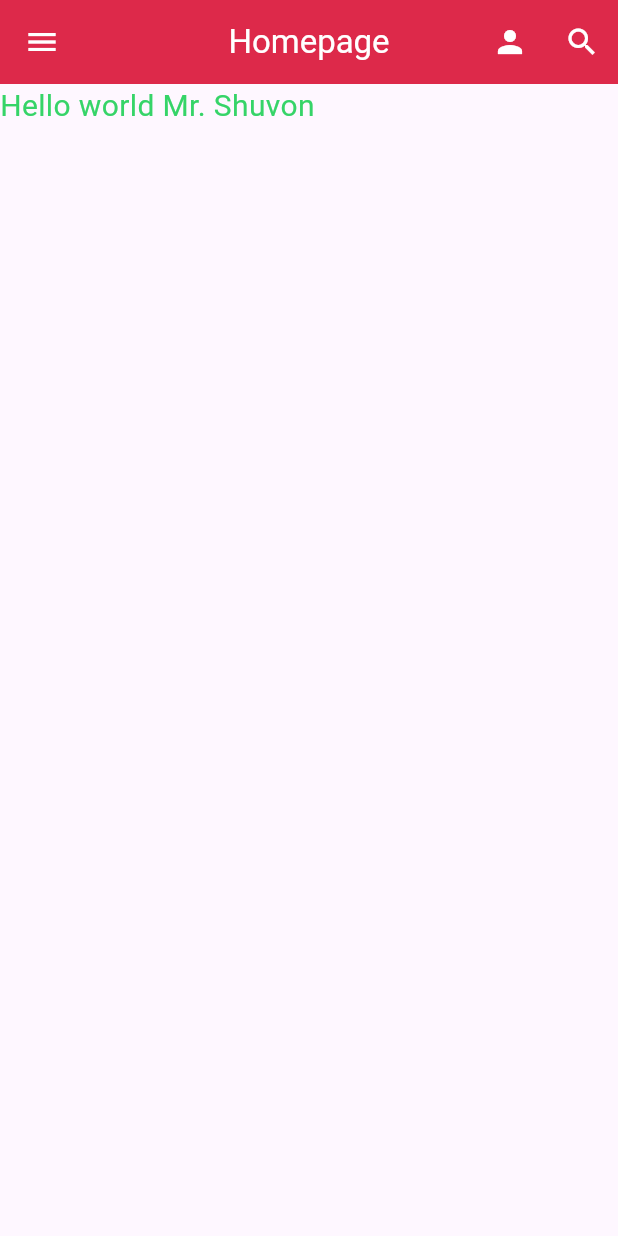
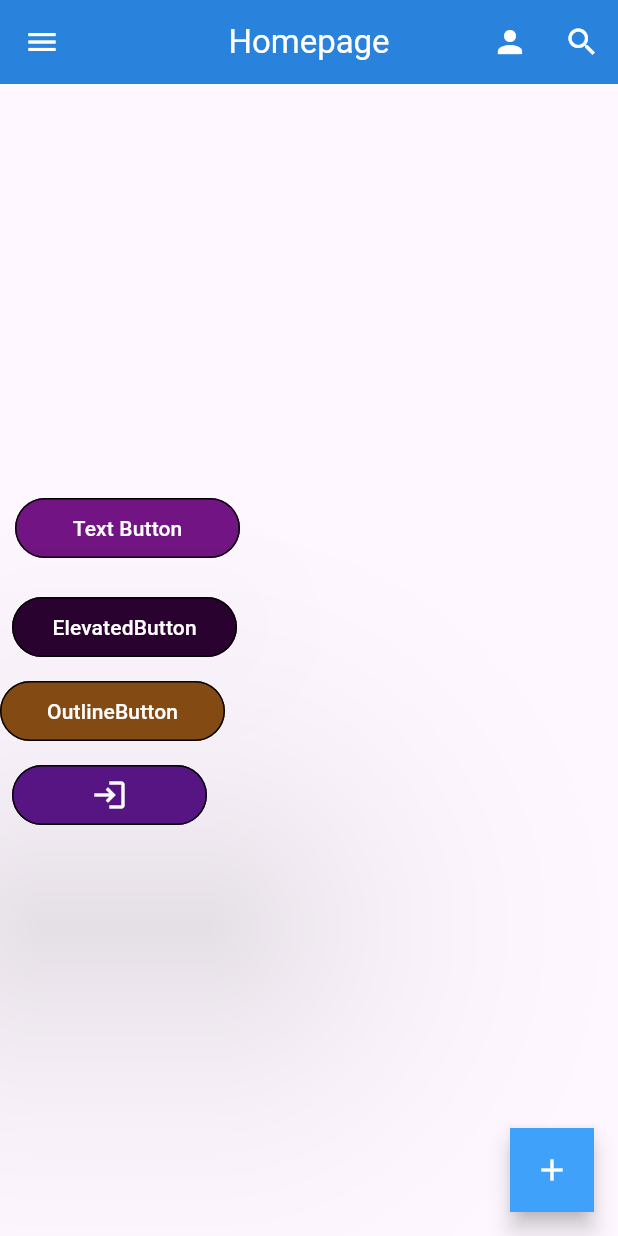
Before and after one commit to attack-on-shuvon/flutter_shuvon_id_309_64_g, a Flutter app: the screen it shows after launch, on a phone screen of 412 x 824 dp. Run offline on Flutter 3.47's test engine with Material 3 defaults, Android fonts, the phone set to English and light mode, and no system bars.

Commit message:
10/2/2026

```diff
--- a/shuvon_id_309/lib/home_page.dart
+++ b/shuvon_id_309/lib/home_page.dart
@@ -1,4 +1,5 @@
 import 'package:flutter/material.dart';
+
 import 'home_page.dart';
 
 class Homepage extends StatelessWidget {
@@ -10,7 +11,7 @@ class Homepage extends StatelessWidget {
       appBar: AppBar(
         title: Text("Homepage"),
         centerTitle: true,
-        backgroundColor: const Color.fromARGB(255, 221, 41, 74),
+        backgroundColor: const Color.fromARGB(255, 41, 131, 221),
         foregroundColor: const Color.fromARGB(255, 255, 255, 255),
         //leading: Icon(Icons.home),
         actions: [
@@ -25,25 +26,88 @@ class Homepage extends StatelessWidget {
               accountName: Text("Shuvon"),
               accountEmail: Text("Shuvon@gmail.com"),
               decoration: BoxDecoration(
-                color: const Color.fromARGB(255, 148, 30, 233),
+                color: const Color.fromARGB(255, 30, 118, 233),
               ),
             ),
             ListTile(
               title: Text("Homepage"),
               leading: Icon(Icons.home),
-              hoverColor: const Color.fromARGB(255, 150, 195, 228),
+              hoverColor: const Color.fromARGB(255, 0, 6, 10),
               onTap: () {},
             ),
             ListTile(title: Text("Person"), leading: Icon(Icons.person)),
           ],
         ),
       ),
-      body: Text(
-        "Hello world Mr. Shuvon",
-        style: TextStyle(
-          fontSize: 20,
-          color: const Color.fromARGB(255, 54, 212, 104),
-        ),
+      body: Column(
+        mainAxisAlignment: MainAxisAlignment.center,
+        crossAxisAlignment: CrossAxisAlignment.start,
+        children: [
+          Padding(
+            padding: const EdgeInsets.all(10),
+            child: TextButton(
+              onPressed: () {},
+              style: TextButton.styleFrom(
+                backgroundColor: const Color.fromARGB(255, 114, 20, 131),
+                foregroundColor: Colors.white,
+                fixedSize: Size(150, 20),
+                side: BorderSide(),
+                elevation: 100,
+              ),
+              child: Text("Text Button"),
+            ),
+          ),
+          SizedBox(width: 50),
+          Padding(
+            padding: const EdgeInsets.all(8.0),
+            child: ElevatedButton(
+              onPressed: () {},
+              style: TextButton.styleFrom(
+                backgroundColor: const Color.fromARGB(255, 41, 2, 48),
+                foregroundColor: Colors.white,
+                fixedSize: Size(150, 20),
+                side: BorderSide(),
+                elevation: 100,
+              ),
+              child: Text("ElevatedButton"),
+            ),
+          ),
+          OutlinedButton(
+            onPressed: () {},
+            style: TextButton.styleFrom(
+              backgroundColor: const Color.fromARGB(255, 131, 74, 20),
+              foregroundColor: Colors.white,
+              fixedSize: Size(150, 20),
+              side: BorderSide(),
+              elevation: 100,
+            ),
+            child: Text("OutlineButton"),
+          ),
+          Padding(
+            padding: const EdgeInsets.all(8.0),
+            child: IconButton(
+              onPressed: () {},
+              style: TextButton.styleFrom(
+                backgroundColor: const Color.fromARGB(255, 87, 20, 131),
+                foregroundColor: Colors.white,
+                fixedSize: Size(130, 20),
+                side: BorderSide(),
+                elevation: 50,
+              ),
+
+              icon: Icon(Icons.login),
+            ),
+          ),
+        ],
+      ),
+
+      floatingActionButton: FloatingActionButton(
+        onPressed: () {},
+        tooltip: "Add",
+        backgroundColor: const Color.fromARGB(255, 64, 161, 251),
+        foregroundColor: Colors.white,
+        shape: BeveledRectangleBorder(),
+        child: Icon(Icons.add),
       ),
     );
   }
```
